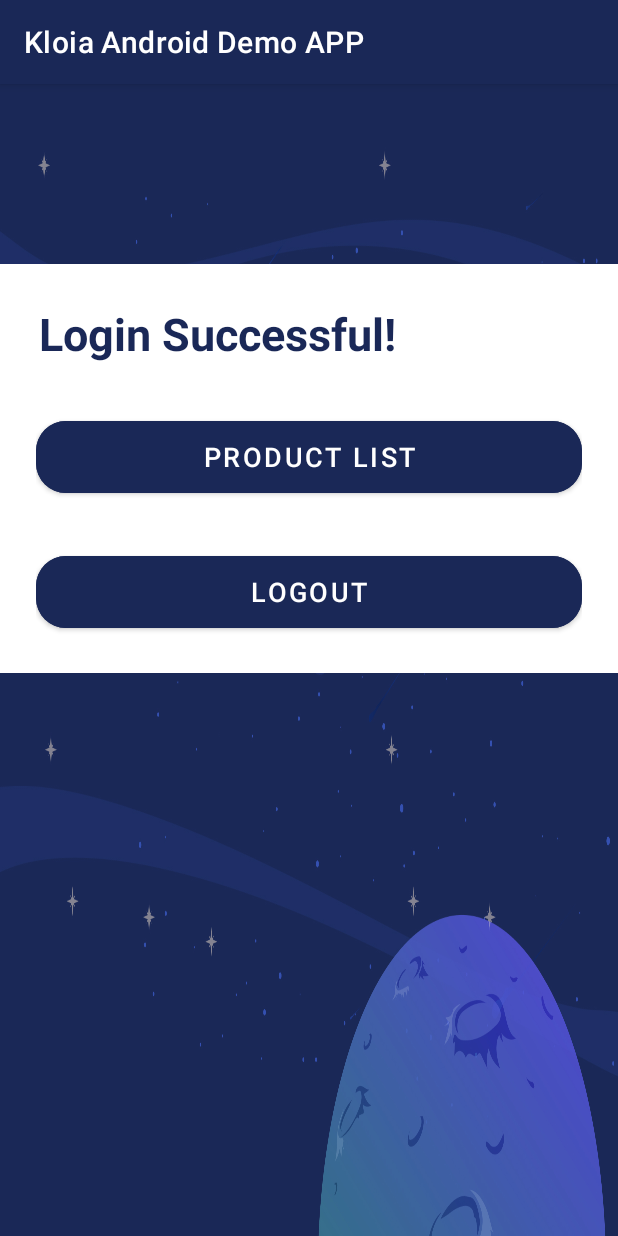
After one commit to sinemkorkmaz-kloia/qa-android-poc-project, an Android app: the SecondActivity screen opened directly, with no data from a screen before it, on a phone screen of 412 x 824 dp. The commit adds this screen. Run offline under Robolectric (Android 15) with nearby library versions, the phone set to English and light mode, and no system bars.

Commit message:
added login page

```diff
--- a/app/src/main/AndroidManifest.xml
+++ b/app/src/main/AndroidManifest.xml
@@ -20,6 +20,8 @@
                 <category android:name="android.intent.category.LAUNCHER" />
             </intent-filter>
         </activity>
+        <activity android:name=".SecondActivity" />
+        <activity android:name=".ProductListActivity" />
 
     </application>
 
--- a/app/src/main/java/com/example/pocandroidapp/MainActivity.java
+++ b/app/src/main/java/com/example/pocandroidapp/MainActivity.java
@@ -1,5 +1,7 @@
 package com.example.pocandroidapp;
 import androidx.appcompat.app.AppCompatActivity;
+
+import android.content.Intent;
 import android.os.Bundle;
 import android.view.View;
 import android.widget.Button;
@@ -22,7 +24,9 @@ public class MainActivity extends AppCompatActivity {
             @Override
             public void onClick(View view) {
                 if (username.getText().toString().equals("kloia") && password.getText().toString().equals("kloia1234")) {
-                    Toast.makeText(MainActivity.this, "Login Successful!", Toast.LENGTH_LONG).show();
+                    //Toast.makeText(MainActivity.this, "Login Successful!", Toast.LENGTH_LONG).show();
+                    Intent intent = new Intent(MainActivity.this, SecondActivity.class);
+                    startActivity(intent);
                 } else {
                     Toast.makeText(MainActivity.this, "Login Failed!", Toast.LENGTH_LONG).show();
                 }
--- /dev/null
+++ b/app/src/main/java/com/example/pocandroidapp/SecondActivity.java
@@ -0,0 +1,42 @@
+package com.example.pocandroidapp;
+
+import android.app.Activity;
+import android.content.Intent;
+import android.os.Bundle;
+import android.view.MenuItem;
+import android.view.View;
+import android.widget.Button;
+import android.widget.TextView;
+
+import androidx.appcompat.app.AppCompatActivity;
+
+public class SecondActivity extends AppCompatActivity {
+
+    @Override
+    protected void onCreate(Bundle savedInstanceState) {
+        super.onCreate(savedInstanceState);
+        setContentView(R.layout.activity_second);
+
+        TextView successMessage = findViewById(R.id.successMessage);
+        Button listProductsButton = findViewById(R.id.listProductsButton);
+        Button logoutButton = findViewById(R.id.logoutButton);
+
+        listProductsButton.setOnClickListener(new View.OnClickListener() {
+            @Override
+            public void onClick(View view) {
+                Intent intent = new Intent(SecondActivity.this, ProductListActivity.class);
+                startActivity(intent);
+            }
+        });
+
+        logoutButton.setOnClickListener(new View.OnClickListener() {
+            @Override
+            public void onClick(View v) {
+                Intent intent = new Intent(SecondActivity.this, MainActivity.class);
+                startActivity(intent);
+                finish();
+            }
+        });
+    }
+
+}
--- /dev/null
+++ b/app/src/main/res/layout/activity_second.xml
@@ -0,0 +1,54 @@
+<?xml version="1.0" encoding="utf-8"?>
+<LinearLayout xmlns:android="http://schemas.android.com/apk/res/android"
+    xmlns:app="http://schemas.android.com/apk/res-auto"
+    xmlns:tools="http://schemas.android.com/tools"
+    xmlns:card_view="http://schemas.android.com/apk/res-auto"
+    android:layout_width="match_parent"
+    android:layout_height="match_parent"
+    android:orientation="vertical"
+    android:background="@drawable/bgkloia">
+
+    <LinearLayout
+        android:layout_width="match_parent"
+        android:layout_height="wrap_content"
+        android:orientation="vertical"
+        android:layout_gravity="center_horizontal"
+        android:background="@color/white"
+        android:layout_marginTop="120dp"
+        android:padding="24dp">
+
+        <TextView
+            android:layout_width="wrap_content"
+            android:layout_height="wrap_content"
+            android:text="@string/login_successful"
+            android:id="@+id/successMessage"
+            android:textSize="30sp"
+            android:textAlignment="center"
+            android:padding="@dimen/cardview_default_elevation"
+            android:textStyle="bold"
+            android:textColor="@color/blue"/>
+        <Button
+            android:layout_width="match_parent"
+            android:layout_height="60dp"
+            android:id="@+id/listProductsButton"
+            android:text="@string/product_list"
+            android:textSize="18sp"
+            android:textColor="@color/white"
+            android:textColorHint="@color/white"
+            android:layout_marginTop="30dp"
+            android:backgroundTint="@color/blue"
+            app:cornerRadius = "20dp"/>
+        <Button
+            android:layout_width="match_parent"
+            android:layout_height="60dp"
+            android:id="@+id/logoutButton"
+            android:text="Logout"
+            android:textSize="18sp"
+            android:textColor="@color/white"
+            android:textColorHint="@color/white"
+            android:layout_marginTop="30dp"
+            android:backgroundTint="@color/blue"
+            app:cornerRadius = "20dp"/>
+    </LinearLayout>
+
+</LinearLayout>
--- a/app/src/main/res/values/strings.xml
+++ b/app/src/main/res/values/strings.xml
@@ -6,4 +6,7 @@
     <string name="password">Password</string>
     <string name="passwordLabel">password: kloia1234</string>
     <string name="loginSigninText">Not yet registered? SignUp Now</string>
+    <string name="product_list">Product List</string>
+    <string name="login_successful">Login Successful!</string>
+    <string name="product_name">Product Name</string>
 </resources>
```
Also changed, not shown: app/src/main/java/com/example/pocandroidapp/ProductAdapter.java (added, +47 -0 lines), app/src/main/java/com/example/pocandroidapp/ProductListActivity.java (added, +47 -0 lines), app/src/main/res/layout/activity_main.xml (+11 -7 lines), app/src/main/res/layout/activity_product_list.xml (added, +12 -0 lines), app/src/main/res/layout/product_item.xml (added, +22 -0 lines), app/src/main/res/drawable-v24/inspector.png (added).
